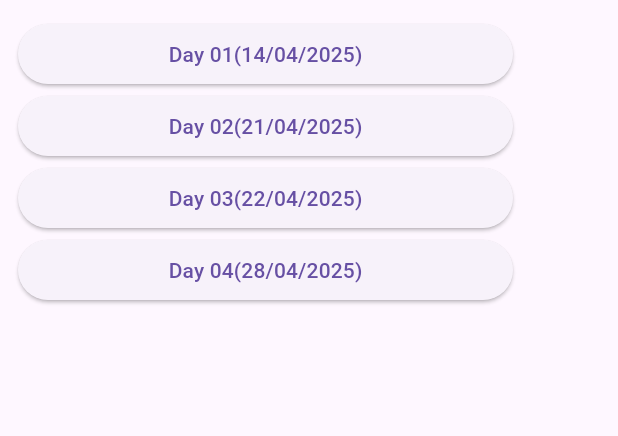
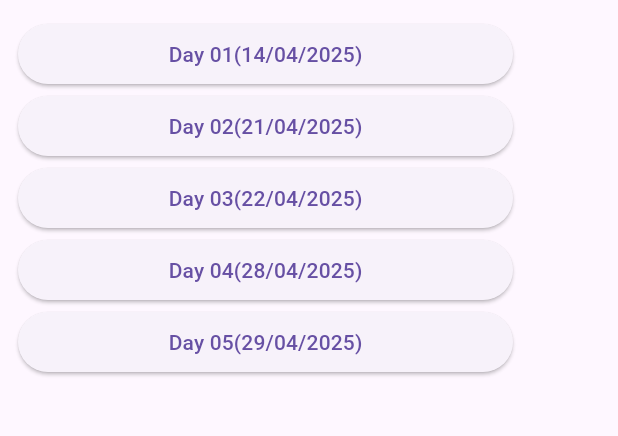
Before and after one commit to sakshiladole693/c2w_assigment_flutter, a Flutter app: the screen it shows after launch, on a phone screen of 412 x 824 dp, the part 84-520 px from its top. Run offline on Flutter 3.47's test engine with Material 3 defaults, Android fonts, the phone set to English and light mode, and no system bars.

Commit message:
Completed fifth day assignment dated 29/04/25
In this assignment the task is included to print the table list

```diff
--- a/lib/main.dart
+++ b/lib/main.dart
@@ -3,6 +3,8 @@ import 'package:c2w_assignment_task/day02/SecondTaskPage.dart';
 import 'package:c2w_assignment_task/day03/ThirdTaskPage.dart';
 import 'package:c2w_assignment_task/day04/FourthTaskPage.dart';
 import 'package:flutter/material.dart';
+
+import 'day05/FifthTaskPage.dart';
 
 void main() {
   runApp(const MyApp());
@@ -110,6 +112,22 @@ class _TaskAppState extends State<TaskApp>{
                     ),
                   ),
                 ),
+
+                //Button for day 05 task
+                SizedBox(
+                  width : 330,
+                  child : ElevatedButton(
+                    onPressed: (){
+                      Navigator.push(
+                        context,
+                        MaterialPageRoute(builder: (context) => FifthTaskPage()),
+                      );
+                    },
+                    child: Text(
+                      "Day 05(29/04/2025)",
+                    ),
+                  ),
+                ),
               ],
             ),
           ),
```
Also changed, not shown: lib/day05/FifthTaskPage.dart (added, +49 -0 lines).
